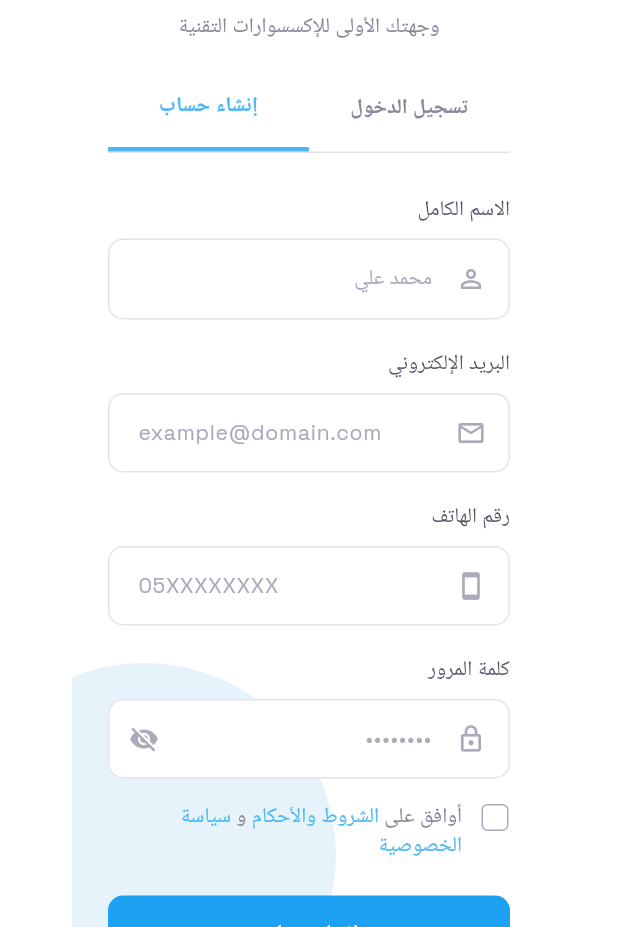
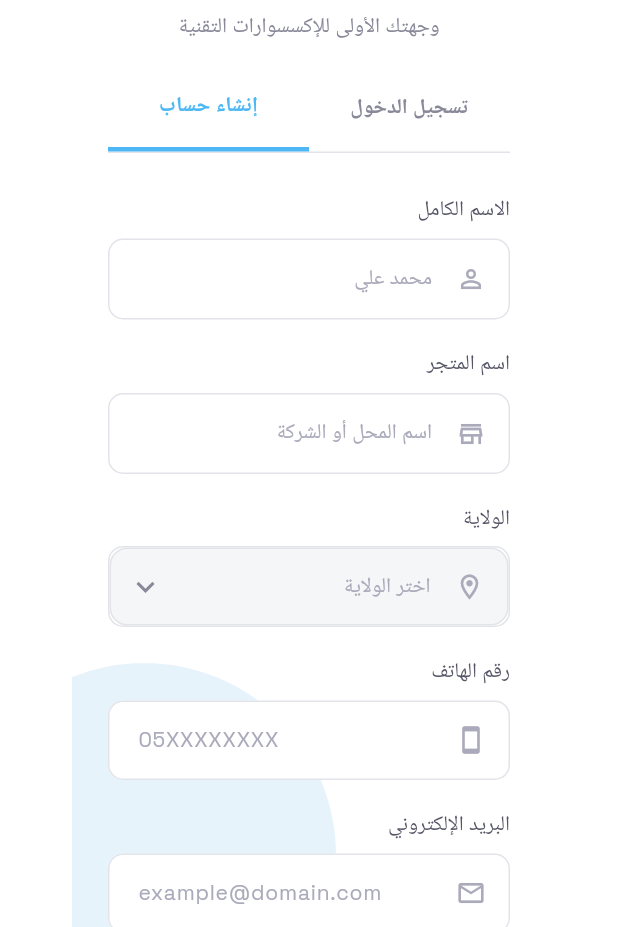
Before and after one commit to KamelMesbahi13/Zr_tech, a Flutter app: the SignupScreen screen opened by its route, on a phone screen of 412 x 824 dp, the part 309-1236 px from its top. Run offline on Flutter 3.47's test engine with Material 3 defaults, Android fonts, the phone set to English and light mode, and no system bars; our stand-ins replace file_picker, firebase_auth, firebase_core, firebase_database, google_fonts; accounts and stored records are empty; network calls fail; Roboto replaces fonts that are missing (IBM Plex Sans Arabic, Ibm Plex Sans Arabic).

Commit message:
adding fileds in the create account

```diff
--- a/zr_tech_app/lib/models/user_model.dart
+++ b/zr_tech_app/lib/models/user_model.dart
@@ -1,12 +1,16 @@
 class UserModel {
   final String uid;
   final String name;
+  final String storeName;
+  final String wilaya;
   final String email;
   final String phone;
 
   UserModel({
     required this.uid,
     required this.name,
+    this.storeName = '',
+    this.wilaya = '',
     required this.email,
     required this.phone,
   });
@@ -16,6 +20,8 @@ class UserModel {
     return {
       'uid': uid,
       'name': name,
+      'storeName': storeName,
+      'wilaya': wilaya,
       'email': email,
       'phone': phone,
     };
@@ -26,6 +32,8 @@ class UserModel {
     return UserModel(
       uid: map['uid'] ?? '',
       name: map['name'] ?? '',
+      storeName: map['storeName'] ?? '',
+      wilaya: map['wilaya'] ?? '',
       email: map['email'] ?? '',
       phone: map['phone'] ?? '',
     );
--- a/zr_tech_app/lib/screens/profile_screen.dart
+++ b/zr_tech_app/lib/screens/profile_screen.dart
@@ -155,6 +155,18 @@ class _ProfileScreenState extends State<ProfileScreen> {
                           icon: Icons.person_outline,
                           label: 'الاسم الكامل',
                           value: _user?.name ?? '—',
+                        ),
+                        const SizedBox(height: 12),
+                        _infoCard(
+                          icon: Icons.store_outlined,
+                          label: 'اسم المتجر',
+                          value: _user?.storeName.isNotEmpty == true ? _user!.storeName : '—',
+                        ),
+                        const SizedBox(height: 12),
+                        _infoCard(
+                          icon: Icons.location_on_outlined,
+                          label: 'الولاية',
+                          value: _user?.wilaya.isNotEmpty == true ? _user!.wilaya : '—',
                         ),
                         const SizedBox(height: 12),
                         _infoCard(
--- a/zr_tech_app/lib/screens/signup_screen.dart
+++ b/zr_tech_app/lib/screens/signup_screen.dart
@@ -11,6 +11,8 @@ class SignupScreen extends StatefulWidget {
 
 class _SignupScreenState extends State<SignupScreen> {
   final _nameController = TextEditingController();
+  final _storeNameController = TextEditingController();
+  String? _selectedWilaya;
   final _emailController = TextEditingController();
   final _phoneController = TextEditingController();
   final _passwordController = TextEditingController();
@@ -18,9 +20,31 @@ class _SignupScreenState extends State<SignupScreen> {
   bool _agreeTerms = false;
   bool _isLoading = false;
 
+  static const List<String> _wilayas = [
+    '01 - أدرار', '02 - الشلف', '03 - الأغواط', '04 - أم البواقي',
+    '05 - باتنة', '06 - بجاية', '07 - بسكرة', '08 - بشار',
+    '09 - البليدة', '10 - البويرة', '11 - تمنراست', '12 - تبسة',
+    '13 - تلمسان', '14 - تيارت', '15 - تيزي وزو', '16 - الجزائر',
+    '17 - الجلفة', '18 - جيجل', '19 - سطيف', '20 - سعيدة',
+    '21 - سكيكدة', '22 - سيدي بلعباس', '23 - عنابة', '24 - قالمة',
+    '25 - قسنطينة', '26 - المدية', '27 - مستغانم', '28 - المسيلة',
+    '29 - معسكر', '30 - ورقلة', '31 - وهران', '32 - البيض',
+    '33 - إليزي', '34 - برج بوعريريج', '35 - بومرداس', '36 - الطارف',
+    '37 - تندوف', '38 - تيسمسيلت', '39 - الوادي', '40 - خنشلة',
+    '41 - سوق أهراس', '42 - تيبازة', '43 - ميلة', '44 - عين الدفلى',
+    '45 - النعامة', '46 - عين تيموشنت', '47 - غرداية', '48 - غليزان',
+    '49 - تيميمون', '50 - برج باجي مختار', '51 - أولاد جلال',
+    '52 - بني عباس', '53 - عين صالح', '54 - عين قزام',
+    '55 - تقرت', '56 - جانت', '57 - المغير', '58 - المنيعة',
+    '59 - آفلو', '60 - بريكة', '61 - القنطرة', '62 - بئر العاتر',
+    '63 - العريشة', '64 - قصر الشلالة', '65 - عين وسارة', '66 - مسعد',
+    '67 - قصر البخاري', '68 - بوسعادة', '69 - الأبيض سيدي الشيخ',
+  ];
+
   @override
   void dispose() {
     _nameController.dispose();
+    _storeNameController.dispose();
     _emailController.dispose();
     _phoneController.dispose();
     _passwordController.dispose();
@@ -46,6 +70,8 @@ class _SignupScreenState extends State<SignupScreen> {
 
     final result = await AuthService().signUp(
       name: _nameController.text,
+      storeName: _storeNameController.text,
+      wilaya: _selectedWilaya ?? '',
       email: _emailController.text,
       phone: _phoneController.text,
       password: _passwordController.text,
@@ -220,15 +246,50 @@ class _SignupScreenState extends State<SignupScreen> {
                   ),
                   const SizedBox(height: 20),
 
-                  // Email
-                  _buildLabel('البريد الإلكتروني'),
+                  // Store Name
+                  _buildLabel('اسم المتجر'),
                   const SizedBox(height: 8),
                   _buildTextField(
-                    controller: _emailController,
-                    hint: 'example@domain.com',
-                    icon: Icons.mail_outline,
-                    keyboardType: TextInputType.emailAddress,
-                    fontFamily: 'Space Grotesk',
+                    controller: _storeNameController,
+                    hint: 'اسم المحل أو الشركة',
+                    icon: Icons.store_outlined,
+                    textDirection: TextDirection.rtl,
+                  ),
+                  const SizedBox(height: 20),
+
+                  // Wilaya
+                  _buildLabel('الولاية'),
+                  const SizedBox(height: 8),
+                  Container(
+                    decoration: BoxDecoration(
+                      color: AppColors.surfaceCard,
+                      borderRadius: BorderRadius.circular(10),
+                      border: Border.all(color: AppColors.borderDark),
+                    ),
+                    child: DropdownButtonFormField<String>(
+                      value: _selectedWilaya,
+                      isExpanded: true,
+                      decoration: InputDecoration(
+                        prefixIcon: const Padding(
+                          padding: EdgeInsetsDirectional.only(start: 12, end: 8),
+                          child: Icon(Icons.location_on_outlined, color: AppColors.textSlate500, size: 20),
+                        ),
+                        border: InputBorder.none,
+                        contentPadding: const EdgeInsets.symmetric(horizontal: 12, vertical: 14),
+                      ),
+                      hint: const Text(
+                        'اختر الولاية',
+                        style: TextStyle(color: AppColors.textSlate500, fontSize: 14),
+                      ),
+                      style: const TextStyle(color: AppColors.textPrimary, fontSize: 14),
+                      dropdownColor: AppColors.surfaceCard,
+                      icon: const Icon(Icons.keyboard_arrow_down, color: AppColors.textSlate400),
+                      items: _wilayas.map((w) => DropdownMenuItem(
+                        value: w,
+                        child: Text(w, textDirection: TextDirection.rtl),
+                      )).toList(),
+                      onChanged: (val) => setState(() => _selectedWilaya = val),
+                    ),
                   ),
                   const SizedBox(height: 20),
 
@@ -240,6 +301,18 @@ class _SignupScreenState extends State<SignupScreen> {
                     hint: '05XXXXXXXX',
                     icon: Icons.smartphone,
                     keyboardType: TextInputType.phone,
+                    fontFamily: 'Space Grotesk',
+                  ),
+                  const SizedBox(height: 20),
+
+                  // Email
+                  _buildLabel('البريد الإلكتروني'),
+                  const SizedBox(height: 8),
+                  _buildTextField(
+                    controller: _emailController,
+                    hint: 'example@domain.com',
+                    icon: Icons.mail_outline,
+                    keyboardType: TextInputType.emailAddress,
                     fontFamily: 'Space Grotesk',
                   ),
                   const SizedBox(height: 20),
--- a/zr_tech_app/lib/services/auth_service.dart
+++ b/zr_tech_app/lib/services/auth_service.dart
@@ -40,6 +40,8 @@ class AuthService {
   /// Register a new user with Firebase Auth and save profile to Realtime Database.
   Future<AuthResult> signUp({
     required String name,
+    required String storeName,
+    required String wilaya,
     required String email,
     required String phone,
     required String password,
@@ -72,6 +74,8 @@ class AuthService {
       final userModel = UserModel(
         uid: credential.user!.uid,
         name: name.trim(),
+        storeName: storeName.trim(),
+        wilaya: wilaya.trim(),
         email: email.trim(),
         phone: phone.trim(),
       );
```
